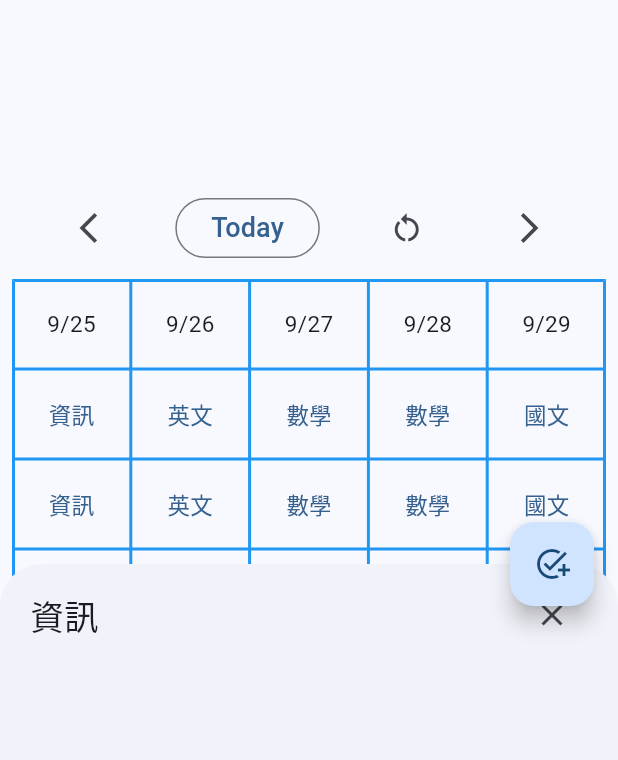
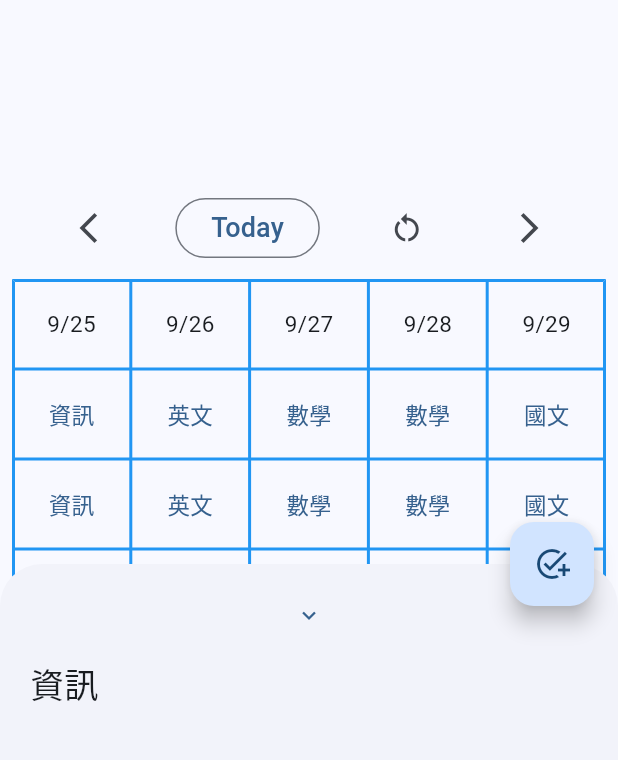
Before and after one commit to ycy-0510/class_todo_tfg, a Flutter app: the screen it shows once a user with an empty profile is signed in, after a tap on the "arrow forward ios" icon, after a tap on "資訊", on a phone screen of 412 x 824 dp, the part 72-832 px from its top. Run offline on Flutter 3.47's test engine with Material 2 defaults, Android fonts, the light colour scheme and no system bars; our stand-ins replace cloud_firestore, firebase_auth, firebase_core, flutter_riverpod, fluttertoast; accounts and stored records are empty; statements that could not run were skipped.

Commit message:
fix bottom sheet

```diff
--- a/lib/page/home_page.dart
+++ b/lib/page/home_page.dart
@@ -373,17 +373,13 @@ class BottomSheet extends ConsumerWidget {
         child: Column(
           crossAxisAlignment: CrossAxisAlignment.stretch,
           children: [
-            Row(
-              mainAxisAlignment: MainAxisAlignment.spaceBetween,
-              children: [
-                Text(
-                  className,
-                  style: const TextStyle(fontSize: 22.5),
-                ),
-                IconButton(
-                    onPressed: () => Navigator.of(context).pop(),
-                    icon: const Icon(Icons.close))
-              ],
+            TextButton(
+                onPressed: () => Navigator.of(context).pop(),
+                child: const Icon(Icons.keyboard_arrow_down)),
+            const SizedBox(height: 5),
+            Text(
+              className,
+              style: const TextStyle(fontSize: 22.5),
             ),
             Expanded(
               child: ListView.builder(
```
